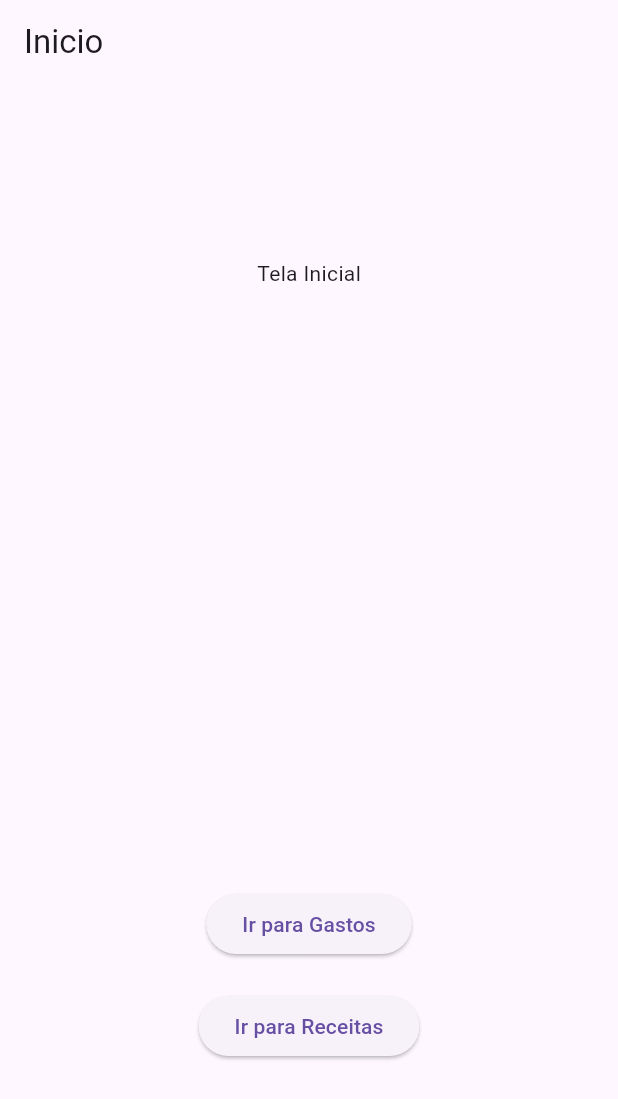
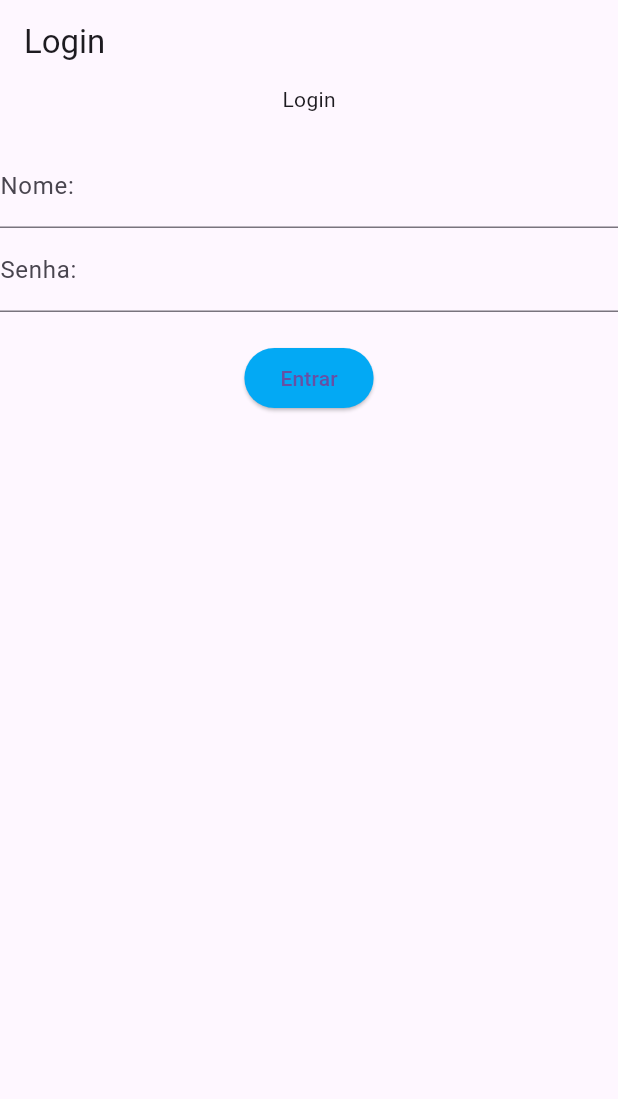
Before and after one commit to Tui-Ricken/Projeto-Gestao-de-gastos, a Flutter app: the screen it shows after launch, on a phone screen of 412 x 824 dp. Shown: the top 1099 px of the screen. Run offline on Flutter 3.47's test engine with Material 3 defaults, Android fonts, the phone set to English and light mode, and no system bars; our stand-ins replace fl_chart.

Commit message:
Update final

```diff
--- a/lib/config/aplicativo.dart
+++ b/lib/config/aplicativo.dart
@@ -3,10 +3,11 @@ import 'package:flutter_application_1/config/rotas.dart';
 import 'package:flutter_application_1/widget/Widget_botao.dart';
 import 'package:flutter_application_1/widget/Widget_gastos.dart';
 import 'package:flutter_application_1/widget/Widget_inicio.dart';
+import 'package:flutter_application_1/widget/Widget_login.dart';
 import 'package:flutter_application_1/widget/Widget_receita.dart';
 
 class Aplicativo extends StatelessWidget {
-  const Aplicativo();
+  const Aplicativo({super.key});
 
   @override
   Widget build(BuildContext context) {
@@ -15,8 +16,9 @@ class Aplicativo extends StatelessWidget {
         theme: ThemeData(
           primarySwatch: Colors.blue,
         ),
-        initialRoute: Rotas.inicio,
+        initialRoute: Rotas.login,
         routes: {
+          Rotas.login: (context) => const WidgetLogin(),
           Rotas.inicio: (context) => const WidgetInicio(),
           Rotas.gastos: (context) => const WidgetGastos(),
           Rotas.receitas: (context) => const WidgetReceita(),
--- a/lib/config/rotas.dart
+++ b/lib/config/rotas.dart
@@ -1,5 +1,6 @@
 class Rotas {
-  static const String inicio = '/';
+  static const String inicio = '/home';
   static const String gastos = '/gastos';
   static const String receitas = '/receitas';
+  static const String login = '/';
 }
--- a/lib/widget/Widget_botao.dart
+++ b/lib/widget/Widget_botao.dart
@@ -3,17 +3,21 @@ import 'package:flutter/material.dart';
 class WidgetBotao extends StatelessWidget {
   final String rota;
   final String rotulo;
+  final Color? cor;
 
-  WidgetBotao({
+  const WidgetBotao({
+    super.key,
     required this.rota,
     required this.rotulo,
     required Null Function() onPressed,
+    this.cor,
   });
 
   @override
   Widget build(BuildContext context) {
     {
       return ElevatedButton(
+        style: ElevatedButton.styleFrom(backgroundColor: cor),
         onPressed: () {
           Navigator.of(context).pushNamed(rota);
         },
--- a/lib/widget/Widget_gastos.dart
+++ b/lib/widget/Widget_gastos.dart
@@ -48,13 +48,17 @@ class WidgetGastos extends StatelessWidget {
                 rota: Rotas.receitas,
                 rotulo: 'Receitas',
                 onPressed: () {},
-            ),
+                cor: Colors.greenAccent),
             const SizedBox(height: 10),
             WidgetBotao(
                 rota: Rotas.inicio,
                 rotulo: 'Voltar para o início',
                 onPressed: () {},
-            ),
+                cor: Colors.greenAccent),
+            IconButton(
+                onPressed: () {},
+                icon: const Icon(Icons.add),
+                color: Colors.black87),
           ],
         ),
       ),
--- a/lib/widget/Widget_inicio.dart
+++ b/lib/widget/Widget_inicio.dart
@@ -16,19 +16,21 @@ class WidgetInicio extends StatelessWidget {
           mainAxisAlignment: MainAxisAlignment.center,
           children: [
             const Text('Tela Inicial'),
-            const SizedBox(height: 400,),
+            const SizedBox(
+              height: 400,
+            ),
             //Image.asset('assets/imagem.(...)') como por imagem na tela inicial -> adicionar a imagem no assets -> adicionar no pubspec.yaml -> depois por esse comando.
             WidgetBotao(
                 rota: Rotas.gastos,
                 rotulo: 'Ir para Gastos',
                 onPressed: () {},
-            ),
-            const SizedBox(height:20),
+                cor: Colors.greenAccent),
+            const SizedBox(height: 20),
             WidgetBotao(
                 rota: Rotas.receitas,
                 rotulo: 'Ir para Receitas',
                 onPressed: () {},
-            ),
+                cor: Colors.greenAccent),
           ],
         ),
       ),
--- /dev/null
+++ b/lib/widget/Widget_login.dart
@@ -0,0 +1,40 @@
+import 'package:flutter/material.dart';
+import 'package:flutter_application_1/config/rotas.dart';
+import 'package:flutter_application_1/widget/Widget_botao.dart';
+
+class WidgetLogin extends StatelessWidget {
+  const WidgetLogin({super.key});
+  @override
+  Widget build(BuildContext context) {
+    return Scaffold(
+        appBar: AppBar(
+          title: const Text('Login'),
+        ),
+        body: Center(
+            child: Column(
+          children: [
+            const Text('Login'),
+            const SizedBox(height: 20),
+            TextFormField(
+              decoration: InputDecoration(
+                labelText: 'Nome:',
+                hintText: 'Informe o cadastro do usuário',
+              ),
+            ),
+            TextFormField(
+              decoration: InputDecoration(
+                labelText: 'Senha:',
+                hintText: 'Informe a senha do usuário',
+              ),
+              obscureText: true,
+            ),
+            const SizedBox(height: 20),
+            WidgetBotao(
+                rota: Rotas.inicio,
+                rotulo: 'Entrar',
+                onPressed: () {},
+                cor: Colors.lightBlue),
+          ],
+        )));
+  }
+}
--- a/lib/widget/Widget_receita.dart
+++ b/lib/widget/Widget_receita.dart
@@ -47,13 +47,17 @@ class WidgetReceita extends StatelessWidget {
                 rota: Rotas.gastos,
                 rotulo: 'Gastos',
                 onPressed: () {},
-            ),
+                cor: Colors.greenAccent),
             const SizedBox(height: 10),
             WidgetBotao(
                 rota: Rotas.inicio,
                 rotulo: 'Voltar para o início',
                 onPressed: () {},
-            ),
+                cor: Colors.greenAccent),
+            IconButton(
+                onPressed: () {},
+                icon: const Icon(Icons.add),
+                color: Colors.black87),
           ],
         ),
       ),
--- a/pubspec.yaml
+++ b/pubspec.yaml
@@ -53,8 +53,8 @@ dev_dependencies:
 
 # The following section is specific to Flutter packages.
 flutter:
-  assets:
-    - assets/Corgi.jpg
+  #assets:
+  #  - assets/Corgi.jpg
 
   # The following line ensures that the Material Icons font is
   # included with your application, so that you can use the icons in
```
Also changed, not shown: 1 other file. Lines whose indentation alone changed are shown as unchanged.
